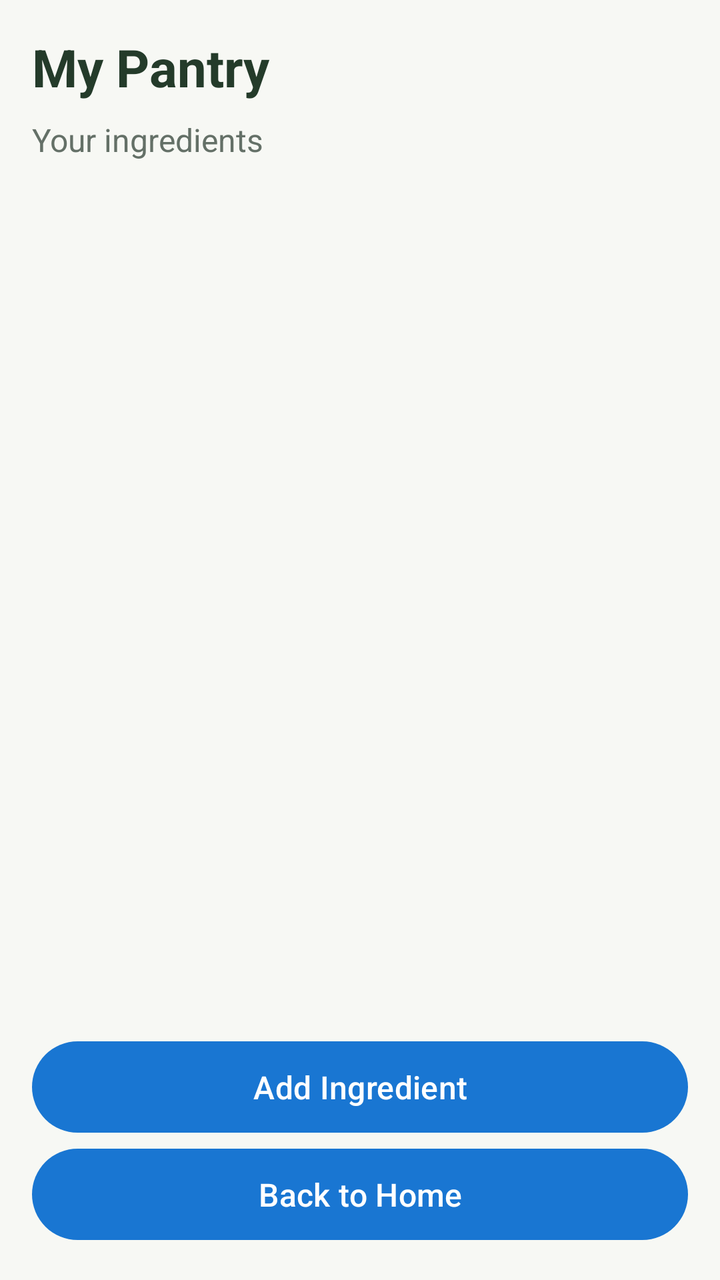
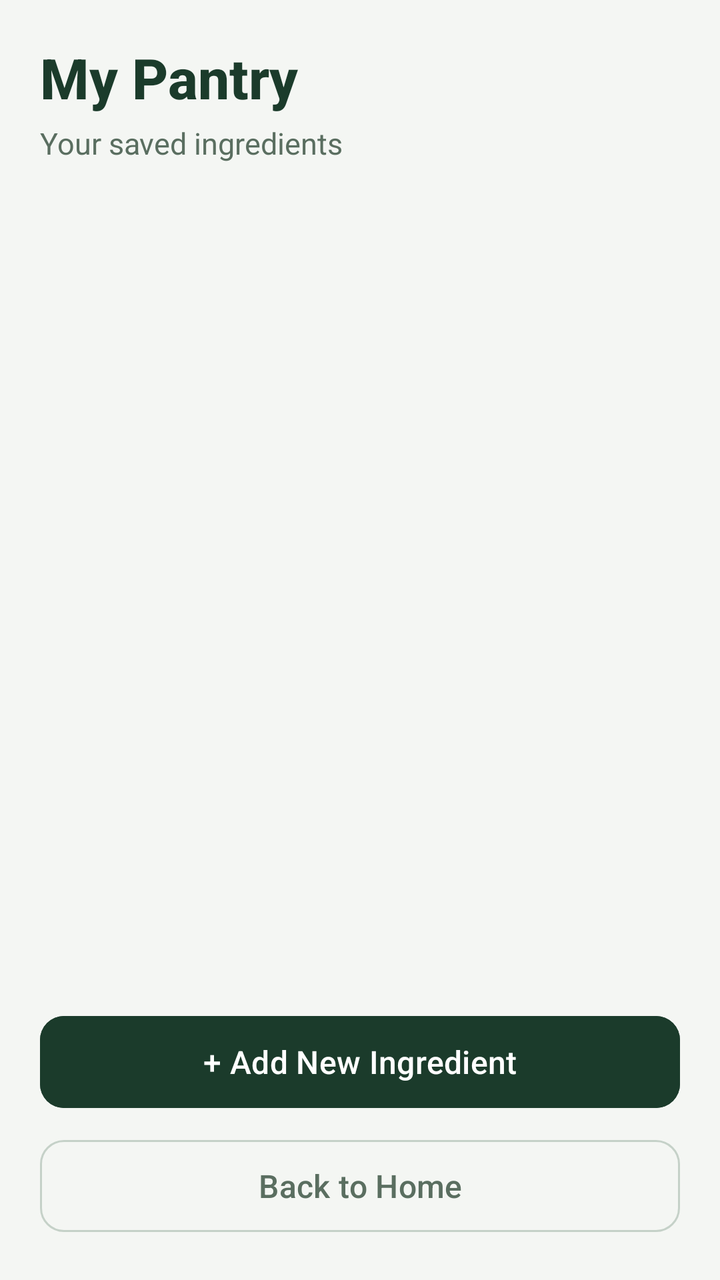

Compare the two renders of this Android layout. The source of the first and the diff that turns it into the second are given below.
<!-- AndroidManifest.xml: application theme Theme.SmartPantryManager -->
<!-- res/layout/activity_inventory.xml -->
<?xml version="1.0" encoding="utf-8"?>
<LinearLayout xmlns:android="http://schemas.android.com/apk/res/android"
    android:layout_width="match_parent"
    android:layout_height="match_parent"
    android:orientation="vertical"
    android:padding="16dp"
    android:background="#F7F8F4">

    <TextView
        android:layout_width="match_parent"
        android:layout_height="wrap_content"
        android:text="My Pantry"
        android:textColor="#243B2A"
        android:textSize="26sp"
        android:textStyle="bold" />

    <TextView
        android:id="@+id/tvPantryCount"
        android:layout_width="match_parent"
        android:layout_height="wrap_content"
        android:layout_marginTop="8dp"
        android:text="Your ingredients"
        android:textColor="#647067"
        android:textSize="16sp" />

    <androidx.recyclerview.widget.RecyclerView
        android:id="@+id/rvPantryItems"
        android:layout_width="match_parent"
        android:layout_height="0dp"
        android:layout_weight="1"
        android:layout_marginTop="12dp" />

    <Button
        android:id="@+id/btnPantryAddIngredient"
        android:layout_width="match_parent"
        android:layout_height="wrap_content"
        android:text="Add Ingredient" />

    <Button
        android:id="@+id/btnPantryBack"
        android:layout_width="match_parent"
        android:layout_height="wrap_content"
        android:text="Back to Home" />

</LinearLayout>
<!-- resources referenced by this layout -->
<resources>
  <style name="Theme.SmartPantryManager" parent="Base.Theme.SmartPantryManager" />
  <style name="Base.Theme.SmartPantryManager" parent="Theme.Material3.DayNight.NoActionBar">
          <item name="colorPrimary">#1976D2</item>
          <item name="colorOnPrimary">#FFFFFF</item>
          <item name="materialButtonStyle">@style/AppButton</item>
      </style>
  <style name="AppButton" parent="Widget.Material3.Button">
          <item name="cornerRadius">24dp</item>
          <item name="android:textSize">16sp</item>
          <item name="android:paddingTop">12dp</item>
          <item name="android:paddingBottom">12dp</item>
      </style>
</resources>

<!-- the commit's change to res/layout/activity_inventory.xml (unified diff, before → after) -->
@@ -1,45 +1,63 @@
 <?xml version="1.0" encoding="utf-8"?>
 <LinearLayout xmlns:android="http://schemas.android.com/apk/res/android"
+    xmlns:app="http://schemas.android.com/apk/res-auto"
     android:layout_width="match_parent"
     android:layout_height="match_parent"
     android:orientation="vertical"
-    android:padding="16dp"
-    android:background="#F7F8F4">
+    android:padding="20dp"
+    android:background="#F4F6F3">
 
+    
     <TextView
         android:layout_width="match_parent"
         android:layout_height="wrap_content"
         android:text="My Pantry"
-        android:textColor="#243B2A"
-        android:textSize="26sp"
+        android:textColor="#1B3B2B"
+        android:textSize="28sp"
+        android:fontFamily="sans-serif-medium"
         android:textStyle="bold" />
 
     <TextView
         android:id="@+id/tvPantryCount"
         android:layout_width="match_parent"
         android:layout_height="wrap_content"
-        android:layout_marginTop="8dp"
-        android:text="Your ingredients"
-        android:textColor="#647067"
-        android:textSize="16sp" />
+        android:layout_marginTop="4dp"
+        android:text="Your saved ingredients"
+        android:textColor="#5A6E60"
+        android:textSize="15sp"
+        android:layout_marginBottom="12dp" />
 
+    
     <androidx.recyclerview.widget.RecyclerView
         android:id="@+id/rvPantryItems"
         android:layout_width="match_parent"
         android:layout_height="0dp"
         android:layout_weight="1"
+        android:clipToPadding="false"
+        android:paddingBottom="8dp" />
+
+    
+    <Button
+        android:id="@+id/btnPantryAddIngredient"
+        android:layout_width="match_parent"
+        android:layout_height="54dp"
+        android:text="+ Add New Ingredient"
+        android:backgroundTint="#1B3B2B"
+        android:textColor="#FFFFFF"
+        android:textSize="16sp"
+        app:cornerRadius="12dp"
         android:layout_marginTop="12dp" />
 
     <Button
-        android:id="@+id/btnPantryAddIngredient"
+        android:id="@+id/btnPantryBack"
+        style="?attr/materialButtonOutlinedStyle"
         android:layout_width="match_parent"
-        android:layout_height="wrap_content"
-        android:text="Add Ingredient" />
-
-    <Button
-        android:id="@+id/btnPantryBack"
-        android:layout_width="match_parent"
-        android:layout_height="wrap_content"
-        android:text="Back to Home" />
+        android:layout_height="54dp"
+        android:text="Back to Home"
+        android:textColor="#5A6E60"
+        android:textSize="16sp"
+        app:strokeColor="#C5D1C8"
+        app:cornerRadius="12dp"
+        android:layout_marginTop="8dp" />
 
 </LinearLayout>
